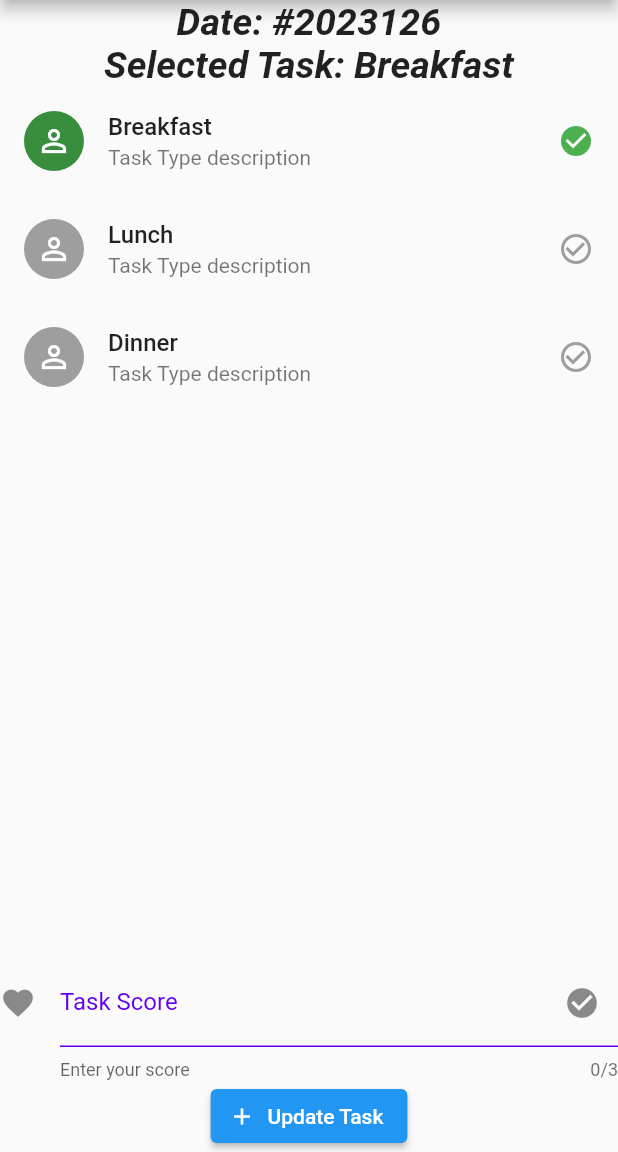
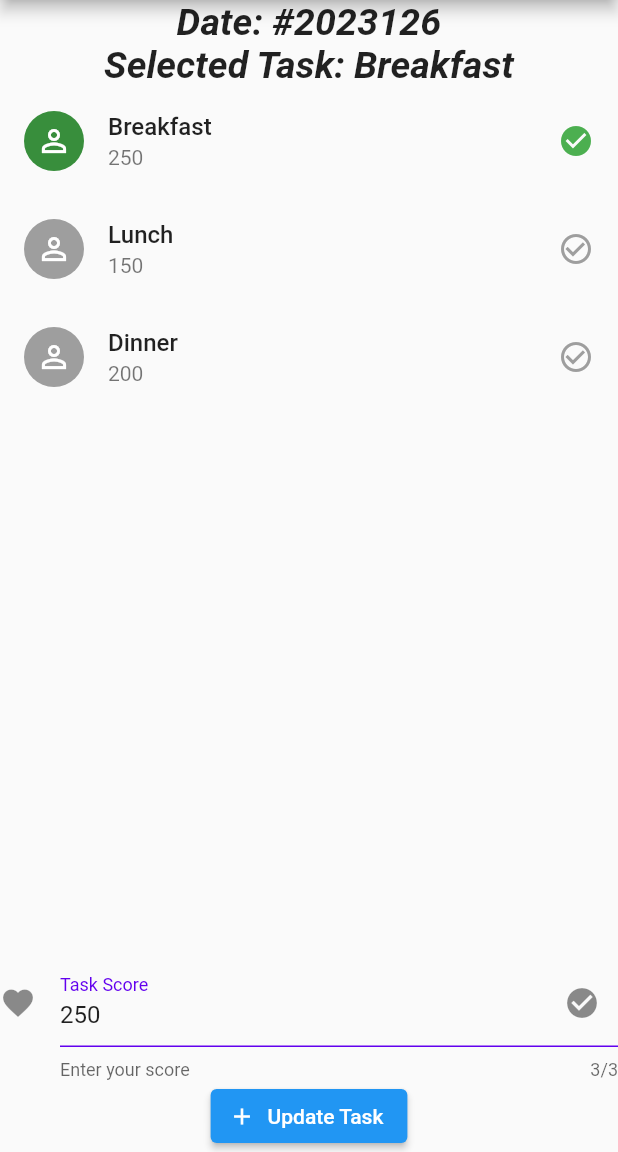
Before and after one commit to ramsunvtech/pingy, a Flutter app: the UpdateTaskScreen screen opened directly, after a tap on "Breakfast", on a phone screen of 412 x 824 dp, the part 84-1236 px from its top. Run offline on Flutter 3.47's test engine with Material 2 defaults, Android fonts, the phone set to English and light mode, and no system bars; our stand-ins replace hive, hive_flutter; accounts and stored records are empty.

Commit message:
feat(update-task): prefill score in task

```diff
--- a/lib/screens/task/update_task.dart
+++ b/lib/screens/task/update_task.dart
@@ -141,9 +141,6 @@ class _UpdateTaskScreenState extends State<UpdateTaskScreen> {
   }
   Widget taskItem(String taskName, int mark, bool isSelected, int index) {
     var enabled = true;
-    // var trailingIcon = Icons.check_circle_outline;
-    // var trailingIconColor = Colors.grey;
-    // Colors trailingIconColor2 = const Colors.grey;
 
     return ListTile(
       enabled: enabled,
@@ -160,7 +157,7 @@ class _UpdateTaskScreenState extends State<UpdateTaskScreen> {
           fontWeight: FontWeight.w500,
         ),
       ),
-      subtitle: const Text('Task Type description'),
+      subtitle: Text(mark.toString()),
       trailing: getTrailingIcon(isSelected),
       onTap: () {
         setState(() {
@@ -169,6 +166,7 @@ class _UpdateTaskScreenState extends State<UpdateTaskScreen> {
           taskTypes[2].isSelected = false;
           taskTypes[index].isSelected = !taskTypes[index].isSelected;
           if (taskTypes[index].isSelected == true) {
+            _scoreController.text = taskTypes[index].mark.toString();
             selectedTaskType = TaskTypeModel(taskName, 160, true);
           }
         });
```
